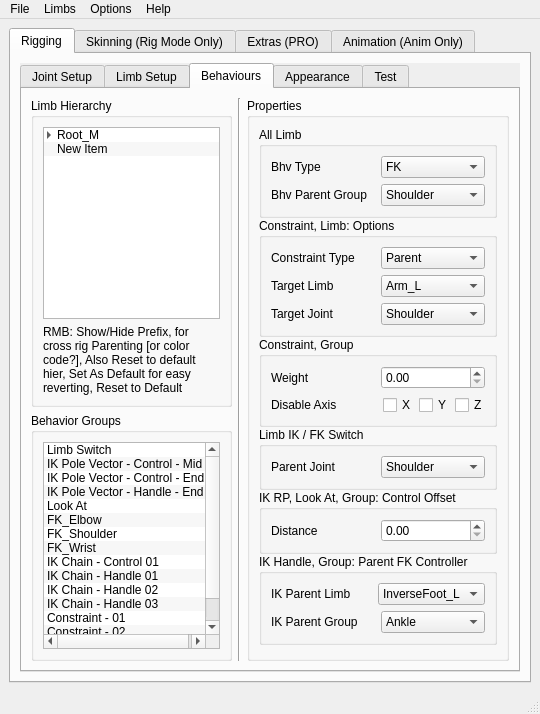
Old version of the form _REF/Mockup_UI/PFRS_Main.ui in the repository TPayneExperience/TrevorPaynes_RigAndAnimSuite.
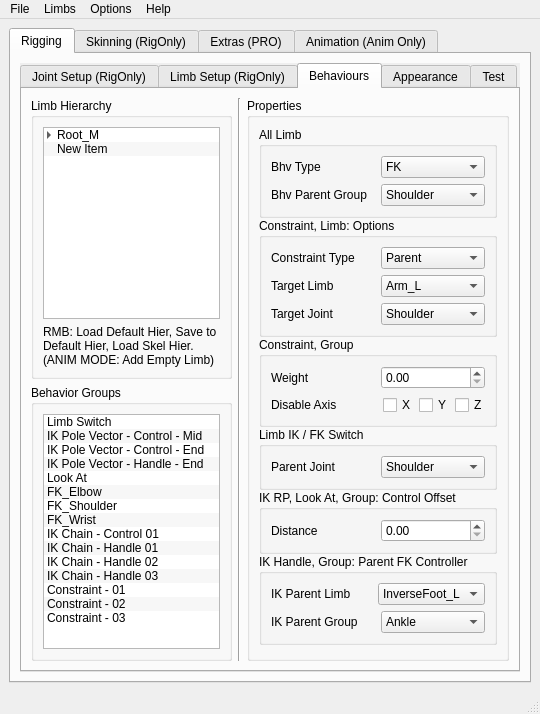
New version of the form. The open tabs and pages were chosen to show the change.

```diff
--- a/_REF/Mockup_UI/PFRS_Main.ui
+++ b/_REF/Mockup_UI/PFRS_Main.ui
@@ -56,7 +56,7 @@
                 </property>
                 <widget class="QWidget" name="tab_16">
                  <attribute name="title">
-                  <string>Joint Setup</string>
+                  <string>Joint Setup (RigOnly)</string>
                  </attribute>
                  <layout class="QHBoxLayout" name="horizontalLayout_19">
                   <item>
@@ -181,7 +181,7 @@
                 </widget>
                 <widget class="QWidget" name="tab_11">
                  <attribute name="title">
-                  <string>Limb Setup</string>
+                  <string>Limb Setup (RigOnly)</string>
                  </attribute>
                  <layout class="QHBoxLayout" name="horizontalLayout_4">
                   <item>
@@ -545,7 +545,7 @@
                            <item>
                             <widget class="QLabel" name="label_28">
                              <property name="text">
-                              <string>RMB: Show/Hide Prefix, for cross rig Parenting [or color code?], Also Reset to default hier, Set As Default for easy reverting, Reset to Default</string>
+                              <string>RMB: Load Default Hier, Save to Default Hier, Load Skel Hier. (ANIM MODE: Add Empty Limb)</string>
                              </property>
                              <property name="wordWrap">
                               <bool>true</bool>
@@ -1499,7 +1499,7 @@
           </widget>
           <widget class="QWidget" name="tab_2">
            <attribute name="title">
-            <string>Skinning (Rig Mode Only)</string>
+            <string>Skinning (RigOnly)</string>
            </attribute>
            <layout class="QVBoxLayout" name="verticalLayout_105">
             <item>
```
Left out of the diff: 10 changed lines with no effect on the pictures.
